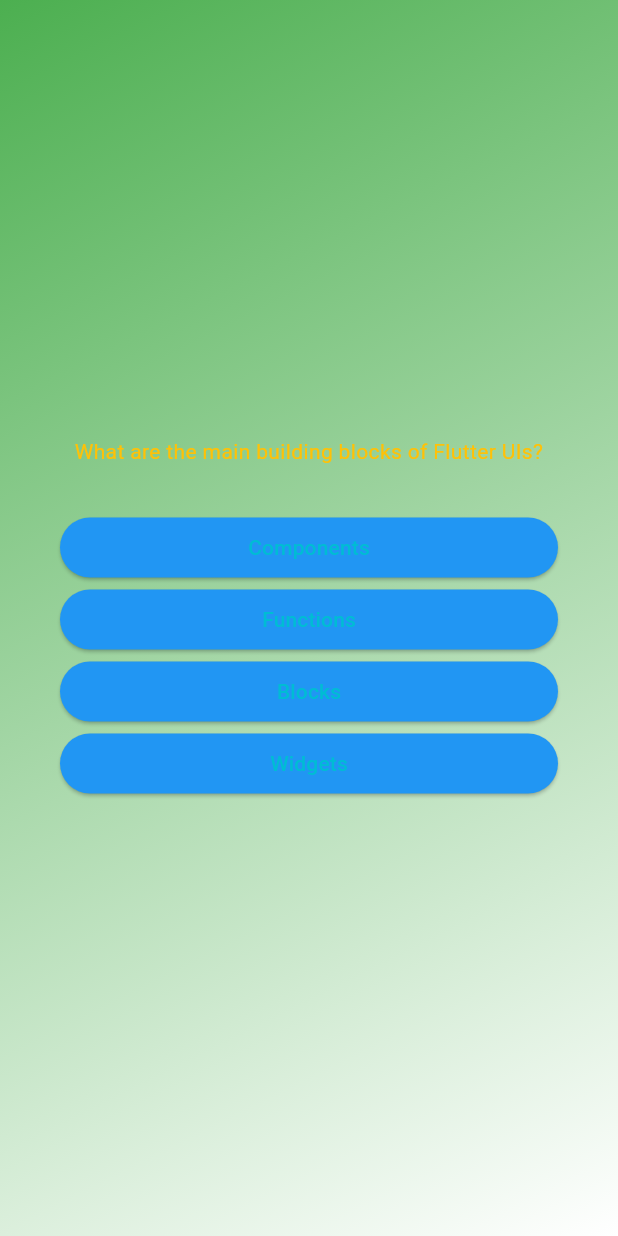
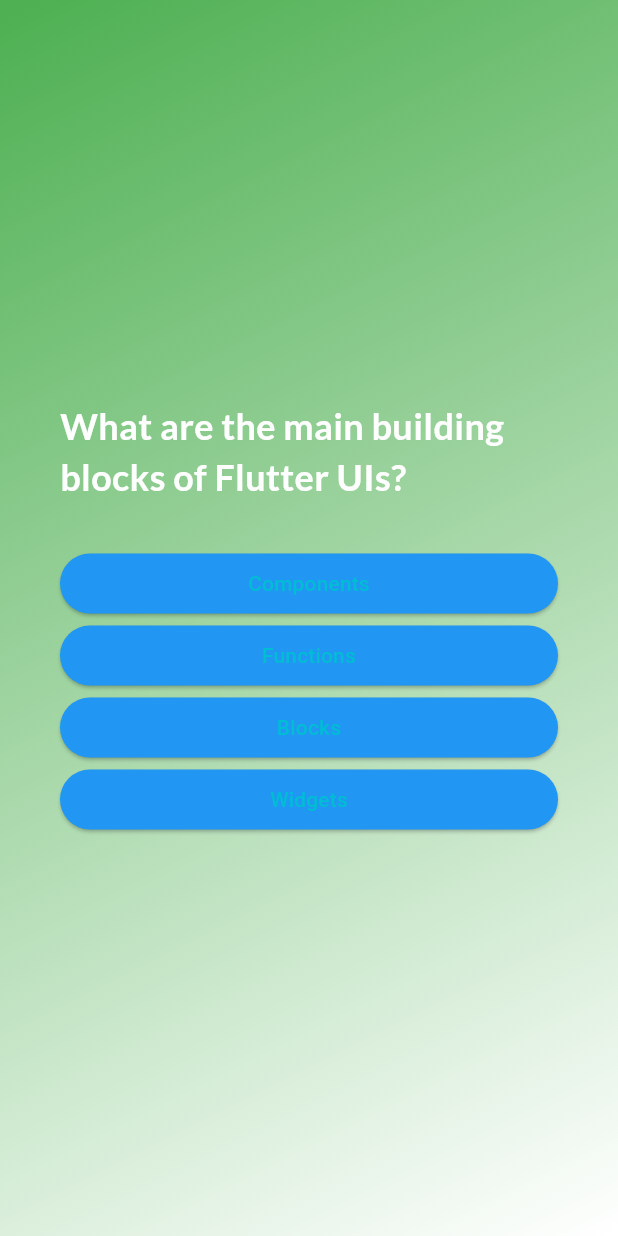
Before and after one commit to verdetea22/flutterQuiz, a Flutter app: the screen it shows after launch, after a tap on "Start", on a phone screen of 412 x 824 dp. Run offline on Flutter 3.47's test engine with Material 3 defaults, Android fonts, the phone set to English and light mode, and no system bars; our stand-ins replace google_fonts.

```diff
--- a/lib/answer_button.dart
+++ b/lib/answer_button.dart
@@ -1,4 +1,5 @@
 import 'package:flutter/material.dart';
+
 
 class AnswerButton extends StatelessWidget{
   const AnswerButton({
@@ -25,7 +26,7 @@ class AnswerButton extends StatelessWidget{
           borderRadius: BorderRadius.circular(40)
           ),
         ),
-      child: Text(answerText),
+      child: Text(answerText, textAlign: TextAlign.center),
     );
   }
 }
--- a/lib/questions_screen.dart
+++ b/lib/questions_screen.dart
@@ -1,10 +1,13 @@
 import 'package:flutter/material.dart';
+import 'package:google_fonts/google_fonts.dart';
 
 import 'package:adv_basics/answer_button.dart';
 import 'package:adv_basics/data/questions.dart';
 
 class QuestionsScreen extends StatefulWidget{
-  const QuestionsScreen({super.key});
+  const QuestionsScreen({super.key, required this.onSelectAnswer});
+
+  final void Function(String answer) onSelectAnswer;
 
   @override
   State<QuestionsScreen> createState() {
@@ -15,13 +18,17 @@ class QuestionsScreen extends StatefulWidget{
 class _QuestionsScreenState extends State<QuestionsScreen>{
   var currentQuestionIndex = 0;
 
-  void answerQuestion() {
-    currentQuestionIndex++;
+  void answerQuestion(String selectedAnswers) {
+    widget.onSelectAnswer(selectedAnswers);
+
+    setState((){
+      currentQuestionIndex++; //needs to iterate through questions, then stop once exhausted
+    });
   }
 
   @override
   Widget build(context){
-    final currentQuestion = questions[0];
+    final currentQuestion = questions[currentQuestionIndex];
 
     return SizedBox(
       width: double.infinity, //wide as possible
@@ -33,15 +40,21 @@ class _QuestionsScreenState extends State<QuestionsScreen>{
           children: [
             Text(
               currentQuestion.text,
-              style: const TextStyle(
-                color: Colors.amber
+              style: GoogleFonts.lato(
+                  color: Colors.white,
+                  fontSize: 24,
+                  fontWeight: FontWeight.bold,
+                ),
               ),
-              textAlign: TextAlign.center,
-            ),
             const SizedBox(height: 30),
             // ... adds multiple individual values to already created lists [[1,2,3],4] -> [1,2,3,4]
             ...currentQuestion.getShuffledAnswers().map((answer){ //map() yields an Iterable (list)
-              return AnswerButton(answerText: answer, onTap:() {});
+              return AnswerButton(
+                answerText: answer,
+                onTap: (){
+                  answerQuestion(answer);
+                },
+              );
             })
          ],
         ),
@@ -49,3 +62,5 @@ class _QuestionsScreenState extends State<QuestionsScreen>{
     );
   }
 }
+
+//74
--- a/lib/quiz.dart
+++ b/lib/quiz.dart
@@ -1,9 +1,9 @@
 import 'package:flutter/material.dart';
-import 'package:flutter/widgets.dart';
 
 import 'package:adv_basics/start_screen.dart';
 import 'package:adv_basics/questions_screen.dart';
-
+import 'package:adv_basics/data/questions.dart';
+import 'package:adv_basics/results_screen.dart';
 
 class Quiz extends StatefulWidget{
   const Quiz({super.key});
@@ -15,6 +15,7 @@ class Quiz extends StatefulWidget{
 }
 
 class _QuizState extends State<Quiz>{
+  List<String> selectedAnswers = [];
   var activeScreen = 'start-screen';
 
   void switchScreen() {
@@ -23,12 +24,29 @@ class _QuizState extends State<Quiz>{
     });
   }
 
+  void chooseAnswer(String answer){
+    selectedAnswers.add(answer);
+
+    if (selectedAnswers.length == questions.length){ //once there is an answer for each question, reset selected ans list and bring to start
+      setState(() {
+        selectedAnswers = [];
+        activeScreen = 'results-screen';
+      });
+    }
+  }
+
   @override
   Widget build( context) {
     Widget screenWidget = StartScreen(switchScreen);
 
     if (activeScreen == 'questions-screen') {
-      screenWidget = QuestionsScreen();
+      screenWidget = QuestionsScreen(
+        onSelectAnswer: chooseAnswer,
+        );
+    }
+
+    if (activeScreen == 'results-screen'){
+      screenWidget = ResultsScreen();
     }
 
     return MaterialApp(
--- a/lib/start_screen.dart
+++ b/lib/start_screen.dart
@@ -1,4 +1,5 @@
 import 'package:flutter/material.dart';
+import 'package:google_fonts/google_fonts.dart';
 
 
 class StartScreen extends StatelessWidget{
@@ -15,14 +16,15 @@ class StartScreen extends StatelessWidget{
             Image.asset(
             'assets/images/quiz-logo.png',
             width:300,
-            color: Color.fromARGB(19, 255, 255, 255)
+            color: const Color.fromARGB(19, 255, 255, 255)
           ),
           const SizedBox(height: 80,),
-          const Text(
+           Text(
             'Learn real good',
-            style: TextStyle(
-              color: Color.fromARGB(255, 15, 80, 19),
-              fontSize: 24
+            style: GoogleFonts.lato(
+                  color: Colors.white,
+                  fontSize: 24,
+                  fontWeight: FontWeight.bold
             ),
           ),
           const SizedBox(height: 30),
--- a/pubspec.yaml
+++ b/pubspec.yaml
@@ -35,6 +35,7 @@ dependencies:
   # The following adds the Cupertino Icons font to your application.
   # Use with the CupertinoIcons class for iOS style icons.
   cupertino_icons: ^1.0.6
+  google_fonts: ^6.2.1
 
 dev_dependencies:
   flutter_test:
```
Also changed, not shown: lib/results_screen.dart (added, +30 -0 lines), pubspec.lock, 1 other file.
